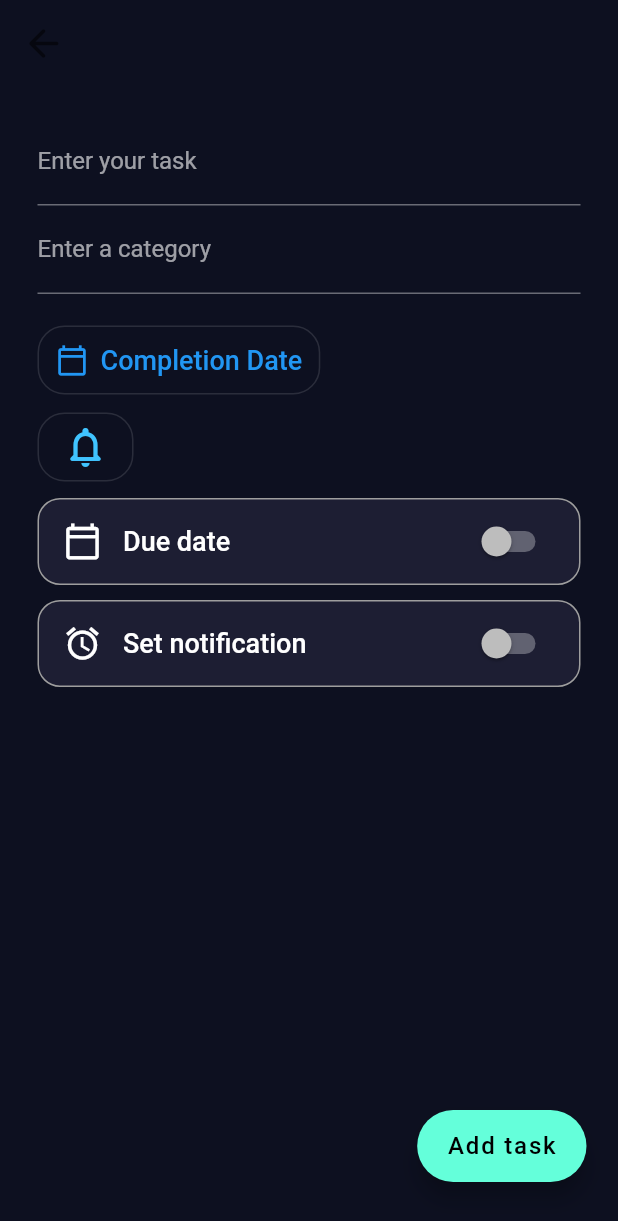
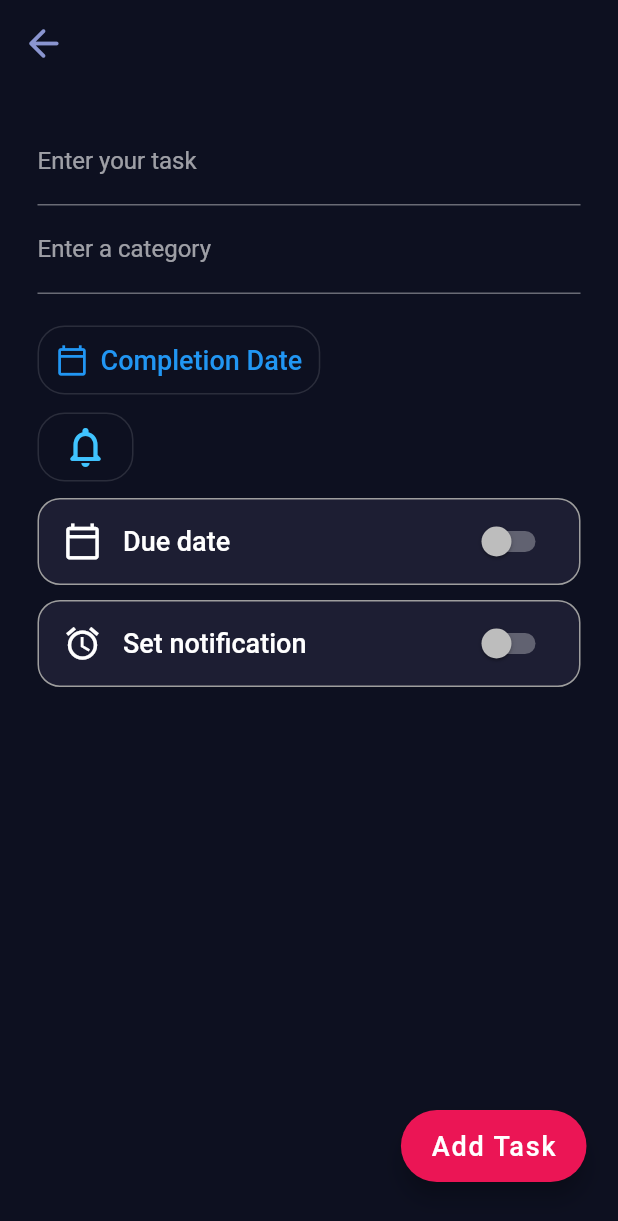
Before and after one commit to devBamidele/donev2, a Flutter app: the screen it shows after launch, after a tap on the "add" icon, on a phone screen of 412 x 824 dp. Shown: the top 1221 px of the screen. Run offline on Flutter 3.47's test engine with Material 2 defaults, Android fonts, the phone set to English and light mode, and no system bars; our stand-ins replace flutter_local_notifications, roundcheckbox, sqflite, timezone; accounts and stored records are empty.

Commit message:
Worked on the styling v2

```diff
--- a/lib/constants.dart
+++ b/lib/constants.dart
@@ -3,6 +3,7 @@ import 'package:flutter/material.dart';
 const kScaffoldColor = Color(0xFF0D1020);
 const kListTileColor = Color(0xFF1D1E33);
 const kSecondaryColor = Color(0xFFEB1555);
+const kTertiaryColor = Color(0xff8A95D0);
 
 const kRoundedBorder = RoundedRectangleBorder(
   borderRadius: BorderRadius.only(
--- a/lib/main.dart
+++ b/lib/main.dart
@@ -35,6 +35,9 @@ class MyApp extends StatelessWidget {
             style: ListTileStyle.drawer,
             tileColor: kListTileColor,
           ),
+          floatingActionButtonTheme: const FloatingActionButtonThemeData(
+            backgroundColor: kSecondaryColor,
+          ),
         ),
         debugShowCheckedModeBanner: false,
         //Our only screen/page we have
--- a/lib/reusables/task_tile.dart
+++ b/lib/reusables/task_tile.dart
@@ -79,7 +79,7 @@ class TaskTile extends StatelessWidget {
               shape: RoundedRectangleBorder(
                 borderRadius: BorderRadius.circular(20.0),
               ),
-              elevation: 10,
+              elevation: 8,
               child: ListTile(
                 onTap: () {
                   Navigator.push(
@@ -110,10 +110,10 @@ class TaskTile extends StatelessWidget {
                   checkedWidget: const Icon(
                     Icons.check,
                     color: Colors.black,
-                    size: 19,
+                    size: 21,
                   ),
                   uncheckedColor: kScaffoldColor,
-                  checkedColor: Colors.grey,
+                  checkedColor: kTertiaryColor,
                   onTap: checkboxCallback,
                   isChecked: isChecked,
                   size: 25,
--- a/lib/screens/add_screen.dart
+++ b/lib/screens/add_screen.dart
@@ -1,5 +1,6 @@
 import 'dart:developer';
 import 'package:donev2/bloc/todo_bloc.dart';
+import 'package:donev2/constants.dart';
 import 'package:flutter/material.dart';
 import 'package:provider/provider.dart';
 import '../model/todo.dart';
@@ -64,8 +65,11 @@ class AddScreen extends StatelessWidget {
                 Navigator.pop(context);
               },
               label: Text(
-                id != null ? 'Save changes' : 'Add task',
-                style: const TextStyle(fontSize: 16),
+                id != null ? 'Save Changes' : 'Add Task',
+                style: const TextStyle(
+                  fontSize: 18,
+                  color: Colors.white,
+                ),
               ),
             ),
           ),
@@ -84,6 +88,7 @@ class AddScreen extends StatelessWidget {
                       },
                       icon: const Icon(
                         Icons.arrow_back_rounded,
+                        color: kTertiaryColor,
                       ),
                     ),
                   ),
--- a/lib/screens/home_screen.dart
+++ b/lib/screens/home_screen.dart
@@ -24,6 +24,7 @@ class HomeScreen extends StatelessWidget {
           child: const Icon(
             Icons.add,
             size: 33,
+            color: Colors.white,
           ),
         ),
       ),
@@ -63,7 +64,10 @@ class HomeScreen extends StatelessWidget {
                         ),
                       );
                     },
-                    icon: const Icon(Icons.search_rounded),
+                    icon: const Icon(
+                      Icons.search_rounded,
+                      color: kTertiaryColor,
+                    ),
                   )
                 ],
               ),
```
Also changed, not shown: lib/reusables/category_card.dart (+14 -16 lines).
